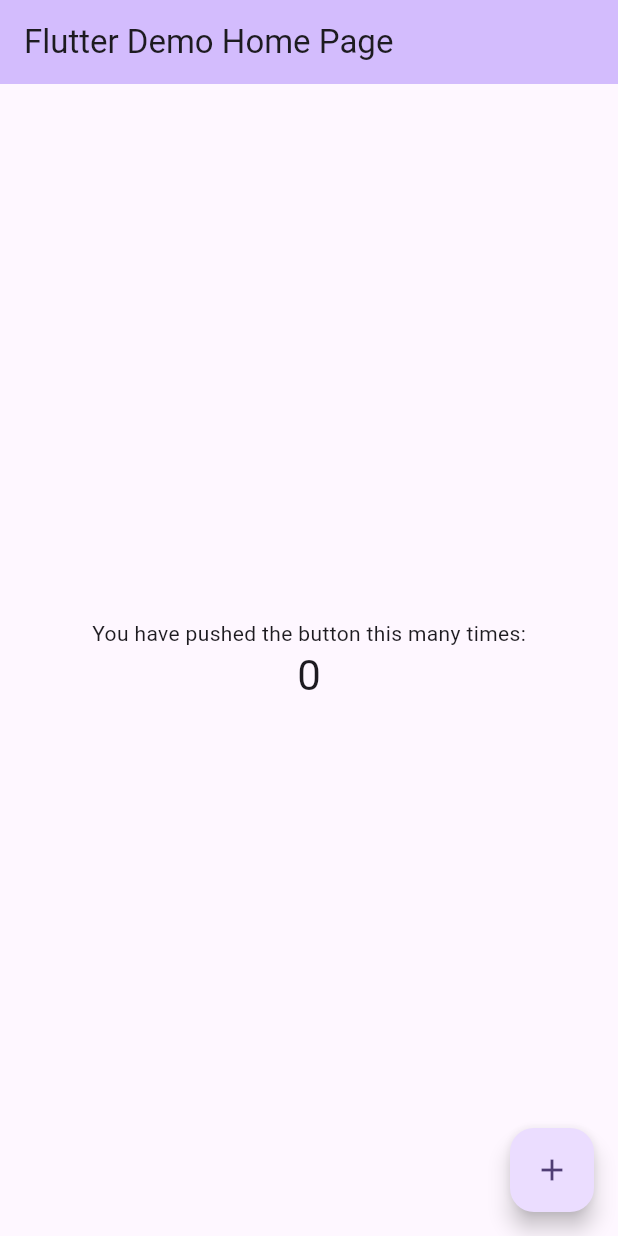
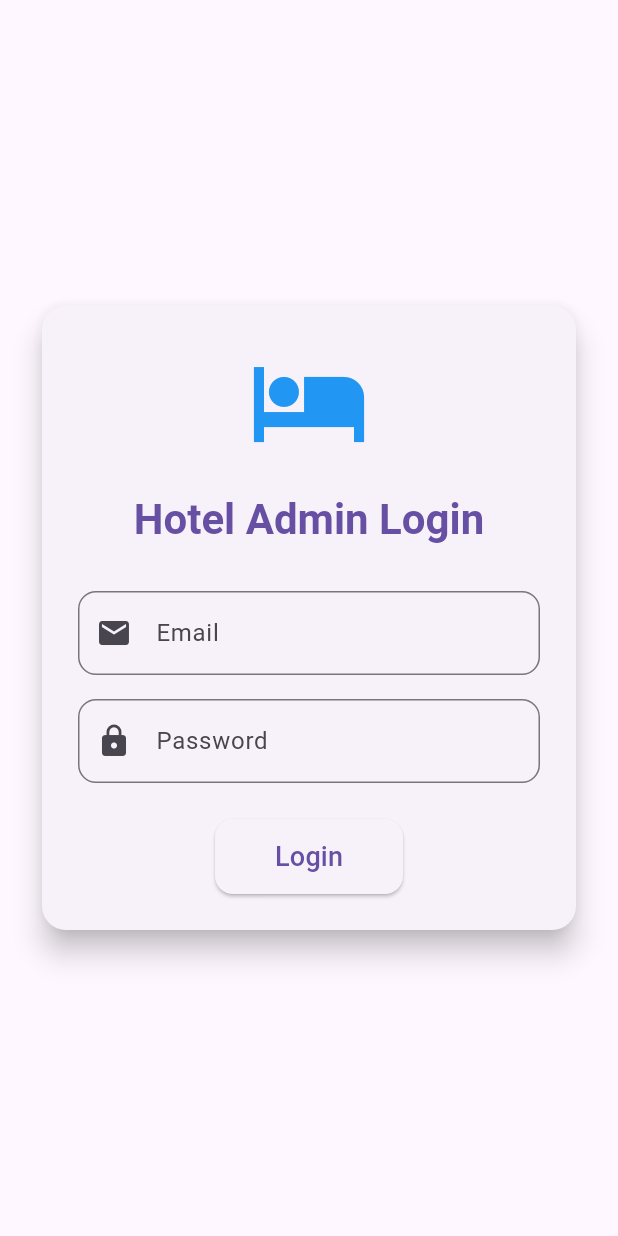
Before and after one commit to nikomeguro2004/admin-app, a Flutter app: the screen it shows after launch, on a phone screen of 412 x 824 dp. Run offline on Flutter 3.47's test engine with Material 3 defaults, Android fonts, the phone set to English and light mode, and no system bars; our stand-ins replace flutter_dotenv, supabase_flutter; accounts and stored records are empty.

Commit message:
basic UI changes with DB

```diff
--- a/lib/main.dart
+++ b/lib/main.dart
@@ -1,122 +1,48 @@
+// ignore_for_file: avoid_print
+
 import 'package:flutter/material.dart';
+import 'package:supabase_flutter/supabase_flutter.dart';
+import 'package:flutter_dotenv/flutter_dotenv.dart';
+import 'screens/login.dart';
 
-void main() {
+Future<void> main() async {
+  WidgetsFlutterBinding.ensureInitialized();
+  try {
+    await dotenv.load(fileName: "assets/.env");
+    await Supabase.initialize(
+      url: dotenv.env['SUPABASE_URL']!,
+      anonKey: dotenv.env['SUPABASE_ANON_KEY']!,
+    );
+    final supabase = Supabase.instance.client;
+    final testResponse = await supabase.from('orders').select('order_id').limit(1);
+    print('Supabase initialized with URL: ${dotenv.env['SUPABASE_URL']}');
+    print('Test query result: $testResponse');
+  } catch (e) {
+    print('Supabase initialization error: $e');
+  }
   runApp(const MyApp());
 }
 
 class MyApp extends StatelessWidget {
   const MyApp({super.key});
 
-  // This widget is the root of your application.
   @override
   Widget build(BuildContext context) {
     return MaterialApp(
-      title: 'Flutter Demo',
+      title: 'Hotel Admin Dashboard',
       theme: ThemeData(
-        // This is the theme of your application.
-        //
-        // TRY THIS: Try running your application with "flutter run". You'll see
-        // the application has a purple toolbar. Then, without quitting the app,
-        // try changing the seedColor in the colorScheme below to Colors.green
-        // and then invoke "hot reload" (save your changes or press the "hot
-        // reload" button in a Flutter-supported IDE, or press "r" if you used
-        // the command line to start the app).
-        //
-        // Notice that the counter didn't reset back to zero; the application
-        // state is not lost during the reload. To reset the state, use hot
-        // restart instead.
-        //
-        // This works for code too, not just values: Most code changes can be
-        // tested with just a hot reload.
-        colorScheme: ColorScheme.fromSeed(seedColor: Colors.deepPurple),
+        primarySwatch: Colors.blue,
+        brightness: Brightness.light,
+        fontFamily: 'Roboto',
+        useMaterial3: true,
       ),
-      home: const MyHomePage(title: 'Flutter Demo Home Page'),
+      darkTheme: ThemeData(
+        brightness: Brightness.dark,
+        primarySwatch: Colors.blueGrey,
+        useMaterial3: true,
+      ),
+      themeMode: ThemeMode.system,
+      home: const LoginScreen(),
     );
   }
 }
-
-class MyHomePage extends StatefulWidget {
-  const MyHomePage({super.key, required this.title});
-
-  // This widget is the home page of your application. It is stateful, meaning
-  // that it has a State object (defined below) that contains fields that affect
-  // how it looks.
-
-  // This class is the configuration for the state. It holds the values (in this
-  // case the title) provided by the parent (in this case the App widget) and
-  // used by the build method of the State. Fields in a Widget subclass are
-  // always marked "final".
-
-  final String title;
-
-  @override
-  State<MyHomePage> createState() => _MyHomePageState();
-}
-
-class _MyHomePageState extends State<MyHomePage> {
-  int _counter = 0;
-
-  void _incrementCounter() {
-    setState(() {
-      // This call to setState tells the Flutter framework that something has
-      // changed in this State, which causes it to rerun the build method below
-      // so that the display can reflect the updated values. If we changed
-      // _counter without calling setState(), then the build method would not be
-      // called again, and so nothing would appear to happen.
-      _counter++;
-    });
-  }
-
-  @override
-  Widget build(BuildContext context) {
-    // This method is rerun every time setState is called, for instance as done
-    // by the _incrementCounter method above.
-    //
-    // The Flutter framework has been optimized to make rerunning build methods
-    // fast, so that you can just rebuild anything that needs updating rather
-    // than having to individually change instances of widgets.
-    return Scaffold(
-      appBar: AppBar(
-        // TRY THIS: Try changing the color here to a specific color (to
-        // Colors.amber, perhaps?) and trigger a hot reload to see the AppBar
-        // change color while the other colors stay the same.
-        backgroundColor: Theme.of(context).colorScheme.inversePrimary,
-        // Here we take the value from the MyHomePage object that was created by
-        // the App.build method, and use it to set our appbar title.
-        title: Text(widget.title),
-      ),
-      body: Center(
-        // Center is a layout widget. It takes a single child and positions it
-        // in the middle of the parent.
-        child: Column(
-          // Column is also a layout widget. It takes a list of children and
-          // arranges them vertically. By default, it sizes itself to fit its
-          // children horizontally, and tries to be as tall as its parent.
-          //
-          // Column has various properties to control how it sizes itself and
-          // how it positions its children. Here we use mainAxisAlignment to
-          // center the children vertically; the main axis here is the vertical
-          // axis because Columns are vertical (the cross axis would be
-          // horizontal).
-          //
-          // TRY THIS: Invoke "debug painting" (choose the "Toggle Debug Paint"
-          // action in the IDE, or press "p" in the console), to see the
-          // wireframe for each widget.
-          mainAxisAlignment: MainAxisAlignment.center,
-          children: <Widget>[
-            const Text('You have pushed the button this many times:'),
-            Text(
-              '$_counter',
-              style: Theme.of(context).textTheme.headlineMedium,
-            ),
-          ],
-        ),
-      ),
-      floatingActionButton: FloatingActionButton(
-        onPressed: _incrementCounter,
-        tooltip: 'Increment',
-        child: const Icon(Icons.add),
-      ), // This trailing comma makes auto-formatting nicer for build methods.
-    );
-  }
-}
--- /dev/null
+++ b/lib/screens/login.dart
@@ -0,0 +1,122 @@
+import 'package:flutter/material.dart';
+import 'package:supabase_flutter/supabase_flutter.dart';
+import 'dashboard.dart';
+
+class LoginScreen extends StatefulWidget {
+  const LoginScreen({super.key});
+
+  @override
+  State<LoginScreen> createState() => _LoginScreenState();
+}
+
+class _LoginScreenState extends State<LoginScreen> {
+  final _formKey = GlobalKey<FormState>();
+  final _emailController = TextEditingController();
+  final _passwordController = TextEditingController();
+  bool _isLoading = false;
+
+  @override
+  void dispose() {
+    _emailController.dispose();
+    _passwordController.dispose();
+    super.dispose();
+  }
+
+  Future<void> _login() async {
+    if (_formKey.currentState!.validate() && mounted) {
+      setState(() => _isLoading = true);
+      try {
+        await Supabase.instance.client.auth.signInWithPassword(
+          email: _emailController.text,
+          password: _passwordController.text,
+        );
+        if (mounted) {
+          Navigator.pushReplacement(
+            context,
+            MaterialPageRoute(builder: (_) => const DashboardScreen()),
+          );
+        }
+      } on AuthException catch (e) {
+        if (mounted) {
+          ScaffoldMessenger.of(context).showSnackBar(
+            SnackBar(content: Text('Login failed: ${e.message}'), backgroundColor: Colors.red[700]),
+          );
+        }
+      } finally {
+        if (mounted) setState(() => _isLoading = false);
+      }
+    }
+  }
+
+  @override
+  Widget build(BuildContext context) {
+    final isDarkMode = Theme.of(context).brightness == Brightness.dark;
+    return Scaffold(
+      body: Center(
+        child: SingleChildScrollView(
+          padding: const EdgeInsets.all(24),
+          child: Card(
+            elevation: 8,
+            shape: RoundedRectangleBorder(borderRadius: BorderRadius.circular(16)),
+            child: Padding(
+              padding: const EdgeInsets.all(24),
+              child: Form(
+                key: _formKey,
+                child: Column(
+                  mainAxisSize: MainAxisSize.min,
+                  children: [
+                    const Icon(Icons.hotel, size: 80, color: Colors.blue),
+                    const SizedBox(height: 20),
+                    Text(
+                      'Hotel Admin Login',
+                      style: Theme.of(context).textTheme.headlineMedium?.copyWith(
+                            fontWeight: FontWeight.bold,
+                            color: isDarkMode ? Colors.white : Theme.of(context).primaryColor,
+                          ),
+                    ),
+                    const SizedBox(height: 30),
+                    TextFormField(
+                      controller: _emailController,
+                      decoration: InputDecoration(
+                        labelText: 'Email',
+                        border: OutlineInputBorder(borderRadius: BorderRadius.circular(12)),
+                        prefixIcon: const Icon(Icons.email),
+                      ),
+                      validator: (value) =>
+                          !RegExp(r'^[\w-\.]+@([\w-]+\.)+[\w-]{2,4}$').hasMatch(value ?? '')
+                              ? 'Enter a valid email'
+                              : null,
+                      keyboardType: TextInputType.emailAddress,
+                    ),
+                    const SizedBox(height: 16),
+                    TextFormField(
+                      controller: _passwordController,
+                      decoration: InputDecoration(
+                        labelText: 'Password',
+                        border: OutlineInputBorder(borderRadius: BorderRadius.circular(12)),
+                        prefixIcon: const Icon(Icons.lock),
+                      ),
+                      validator: (value) => (value?.length ?? 0) < 6 ? 'Password must be 6+ characters' : null,
+                      obscureText: true,
+                    ),
+                    const SizedBox(height: 24),
+                    _isLoading
+                        ? const CircularProgressIndicator()
+                        : ElevatedButton(
+                            onPressed: _login,
+                            style: ElevatedButton.styleFrom(
+                              padding: const EdgeInsets.symmetric(horizontal: 40, vertical: 12),
+                              shape: RoundedRectangleBorder(borderRadius: BorderRadius.circular(12)),
+                            ),
+                            child: const Text('Login', style: TextStyle(fontSize: 18)),
+                          ),
+                  ],
+                ),
+              ),
+            ),
+          ),
+        ),
+      ),
+    );
+  }
+}
```
Also changed, not shown: lib/screens/dashboard.dart (added, +124 -0 lines), lib/screens/menu_editor.dart (added, +125 -0 lines), lib/screens/orders.dart (added, +108 -0 lines), pubspec.yaml (+7 -70 lines), pubspec.lock, 6 other files.
